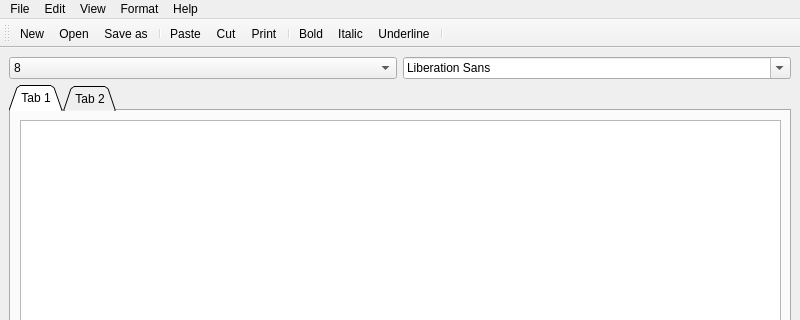
Old version of the form TextEditor/mainwindow.ui in the repository BryceCallender/TextEditor; both pictures show x 0 to 800 and y 0 to 320 of the 800 by 675 pixel window.
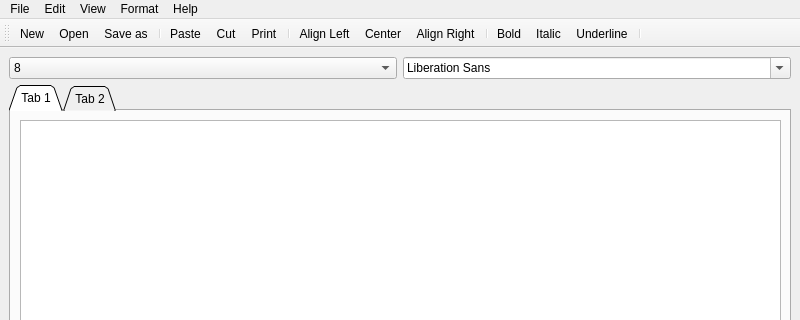
New version of the form. Icons and pictures are not drawn.

What changed in the file:
```diff
--- a/TextEditor/mainwindow.ui
+++ b/TextEditor/mainwindow.ui
@@ -245,6 +245,10 @@
    <addaction name="actionCut"/>
    <addaction name="actionPrint"/>
    <addaction name="separator"/>
+   <addaction name="actionAlign_Left"/>
+   <addaction name="actionCenter"/>
+   <addaction name="actionAlign_Right"/>
+   <addaction name="separator"/>
    <addaction name="actionBold"/>
    <addaction name="actionItalic"/>
    <addaction name="actionUnderline"/>
@@ -451,6 +455,33 @@
     <string>Settings</string>
    </property>
   </action>
+  <action name="actionAlign_Left">
+   <property name="icon">
+    <iconset resource="resources.qrc">
+     <normaloff>:/imgs/icon/alignLeftIcon.png</normaloff>:/imgs/icon/alignLeftIcon.png</iconset>
+   </property>
+   <property name="text">
+    <string>Align Left</string>
+   </property>
+  </action>
+  <action name="actionCenter">
+   <property name="icon">
+    <iconset resource="resources.qrc">
+     <normaloff>:/imgs/icon/alignCenterIcon.png</normaloff>:/imgs/icon/alignCenterIcon.png</iconset>
+   </property>
+   <property name="text">
+    <string>Center</string>
+   </property>
+  </action>
+  <action name="actionAlign_Right">
+   <property name="icon">
+    <iconset resource="resources.qrc">
+     <normaloff>:/imgs/icon/alignRightIcon.png</normaloff>:/imgs/icon/alignRightIcon.png</iconset>
+   </property>
+   <property name="text">
+    <string>Align Right</string>
+   </property>
+  </action>
  </widget>
  <resources>
   <include location="resources.qrc"/>
```
Left out of the diff: 11 changed lines with no effect on the pictures.
